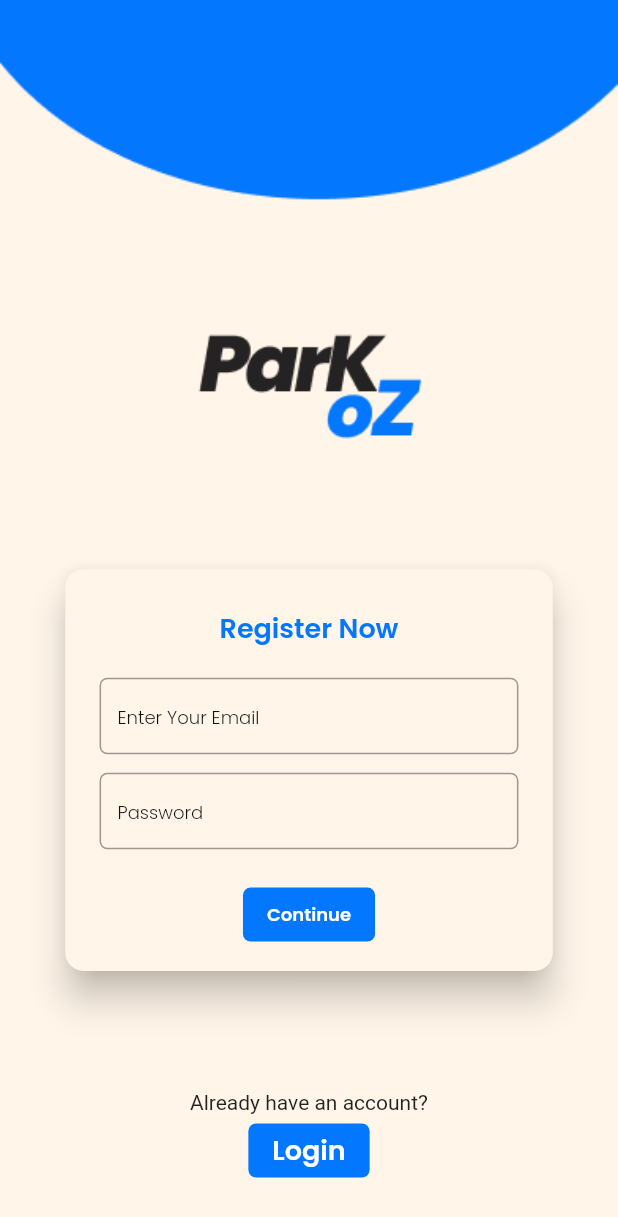
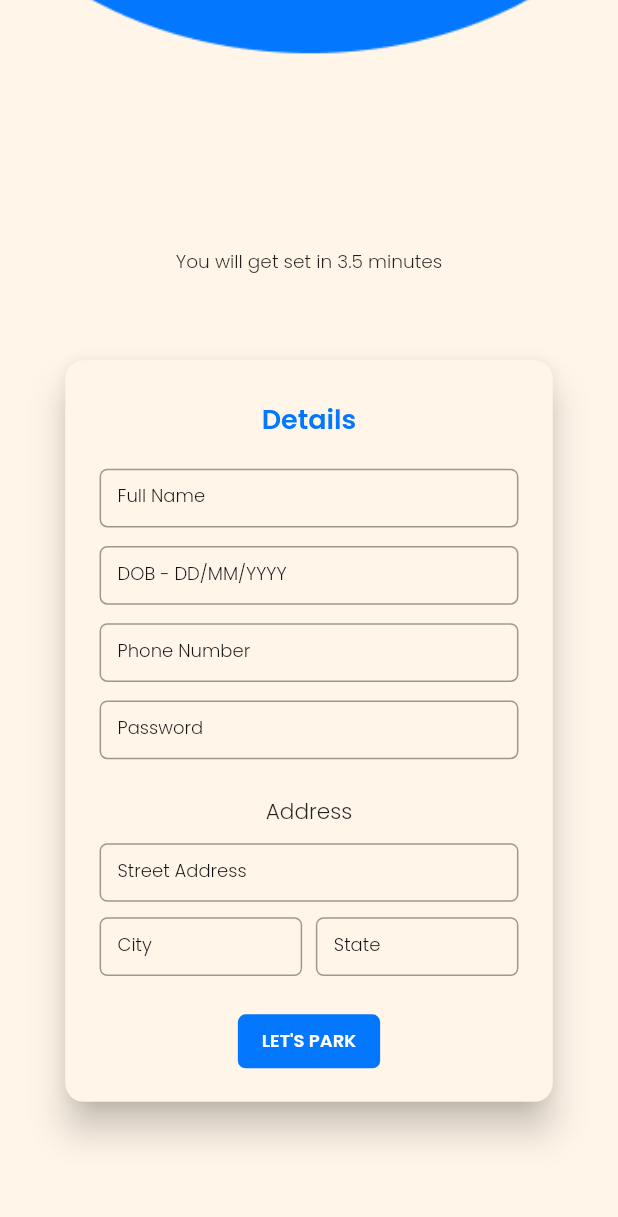
Before and after one commit to ipriyam26/parkoc, a Flutter app: the screen it shows after launch, on a phone screen of 412 x 824 dp. Shown: the top 1217 px of the screen. Run offline on Flutter 3.47's test engine with Material 2 defaults, Android fonts, the phone set to English and light mode, and no system bars; our stand-ins replace flutter_screenutil, get, google_fonts.

Commit message:
done with signup

```diff
--- a/lib/login.dart
+++ b/lib/login.dart
@@ -34,7 +34,7 @@ class LoginScreen extends StatelessWidget {
                 elevation: 10,
                 color: const Color(0xffFFF5E9),
                 borderRadius: BorderRadius.circular(12.r),
-                child: Container(
+                child: SizedBox(
                   height: 260.h,
                   width: 284.w,
                   // color: Colors.amber,
@@ -47,7 +47,7 @@ class LoginScreen extends StatelessWidget {
                       Text(
                         "Register Now",
                         style: TextStyle(
-                          color: Color(0xff0477FF),
+                          color: const Color(0xff0477FF),
                           fontFamily: GoogleFonts.poppins().fontFamily,
                           fontSize: 18,
                           fontWeight: FontWeight.w600,
@@ -71,7 +71,7 @@ class LoginScreen extends StatelessWidget {
                                 ),
                                 hintText: "Enter Your Email",
                                 hintStyle: TextStyle(
-                                  color: Color(0xff141313),
+                                  color: const Color(0xff141313),
 
                                   fontFamily: GoogleFonts.poppins().fontFamily,
                                   fontSize: 12,
@@ -92,7 +92,7 @@ class LoginScreen extends StatelessWidget {
                                 ),
                                 hintText: "Password",
                                 hintStyle: TextStyle(
-                                  color: Color(0xff141313),
+                                  color: const Color(0xff141313),
 
                                   fontFamily: GoogleFonts.poppins().fontFamily,
                                   fontSize: 12,
@@ -114,7 +114,7 @@ class LoginScreen extends StatelessWidget {
                     //   )
                     // )
                     style: ButtonStyle(
-                      backgroundColor: MaterialStateProperty.all(Color(0xff0477FF)),
+                      backgroundColor: MaterialStateProperty.all(const Color(0xff0477FF)),
                       shape: MaterialStateProperty.all(RoundedRectangleBorder(
                         borderRadius: BorderRadius.circular(5.r)
                       ))
@@ -132,7 +132,7 @@ class LoginScreen extends StatelessWidget {
                 ElevatedButton(onPressed: null,
 
                   style: ButtonStyle(
-                    backgroundColor: MaterialStateProperty.all(Color(0xff0477FF)),
+                    backgroundColor: MaterialStateProperty.all(const Color(0xff0477FF)),
                     shape: MaterialStateProperty.all(RoundedRectangleBorder(
                       borderRadius: BorderRadius.circular(5.r)
                     ))
--- a/lib/main.dart
+++ b/lib/main.dart
@@ -1,7 +1,7 @@
 import 'package:flutter/material.dart';
 import 'package:flutter_screenutil/flutter_screenutil.dart';
 import 'package:get/get.dart';
-import 'package:parkoc/login.dart';
+import 'package:parkoc/signup.dart';
 
 void main() {
   runApp(const MyApp());
@@ -32,7 +32,7 @@ class MyApp extends StatelessWidget {
               // is not restarted.
               primarySwatch: Colors.blue,
             ),
-            home: LoginScreen());
+            home: const SignUpScreen());
       },
     );
   }
--- /dev/null
+++ b/lib/signup.dart
@@ -0,0 +1,298 @@
+import 'package:flutter/material.dart';
+import 'package:flutter_screenutil/flutter_screenutil.dart';
+import 'package:google_fonts/google_fonts.dart';
+
+class SignUpScreen extends StatelessWidget {
+  const SignUpScreen({Key? key}) : super(key: key);
+
+  @override
+  Widget build(BuildContext context) {
+    return Scaffold(
+      body: Container(
+        height: 800.h,
+        width: 360.w,
+        decoration: const BoxDecoration(
+            image: DecorationImage(
+                fit: BoxFit.cover, image: AssetImage('asset/bk2.png'))),
+        child: Container(
+          margin: EdgeInsets.only(top: 105.h, bottom: 32.h),
+          height: 400.h,
+          // color: Colors.red,
+          child: Column(
+            mainAxisAlignment: MainAxisAlignment.spaceEvenly,
+            children: [
+              Text(
+                "You will get set in 3.5 minutes",
+                style: TextStyle(
+                    fontFamily: GoogleFonts.poppins().fontFamily,
+                    fontWeight: FontWeight.w300,
+                    fontSize: 12.sp),
+              ),
+              Material(
+                elevation: 10,
+                color: const Color(0xffFFF5E9),
+                borderRadius: BorderRadius.circular(12.r),
+                child: SizedBox(
+                  height: 480.h,
+                  width: 284.w,
+                  // color: Colors.amber,
+
+                  child: Column(
+                    children: [
+                      SizedBox(
+                        height: 25.h,
+                      ),
+                      Text(
+                        "Details",
+                        style: TextStyle(
+                          color: const Color(0xff0477FF),
+                          fontFamily: GoogleFonts.poppins().fontFamily,
+                          fontSize: 18,
+                          fontWeight: FontWeight.w600,
+                        ),
+                      ),
+                      Container(
+                        // height: 98.h,
+                        margin: EdgeInsets.symmetric(
+                            horizontal: 20.w, vertical: 19.h),
+                        child: Column(
+                          children: [
+                            SizedBox(
+                              height: 38.h,
+                              child: TextFormField(
+                                scrollPadding: EdgeInsets.zero,
+                                maxLines: 1,
+                                // style: TextStyle(height: 12.sp),
+                                decoration: InputDecoration(
+                                  isDense: true,
+                                  border: OutlineInputBorder(
+                                    borderSide: BorderSide(width: 0.25.w),
+                                    gapPadding: 0,
+                                    borderRadius: BorderRadius.circular(5.r),
+                                  ),
+                                  hintText: "Full Name",
+                                  hintStyle: TextStyle(
+                                    color: const Color(0xff141313),
+                                    fontFamily: GoogleFonts.poppins().fontFamily,
+                                    fontSize: 12,
+                                    fontWeight: FontWeight.w300,
+                                  ),
+                                ),
+                              ),
+                            ),
+                            SizedBox(
+                              height: 12.h,
+                            ),
+                            SizedBox(
+                                                            height: 38.h,
+
+                              child: TextFormField(
+                                scrollPadding: EdgeInsets.zero,
+                                maxLines: 1,
+                                decoration: InputDecoration(
+                                  isDense: true,
+                                  border: OutlineInputBorder(
+                                    borderSide: BorderSide(width: 0.25.w),
+                                    gapPadding: 0,
+                                    borderRadius: BorderRadius.circular(5.r),
+                                  ),
+                                  hintText: "DOB - DD/MM/YYYY",
+                                  hintStyle: TextStyle(
+                                    color: const Color(0xff141313),
+                                    fontFamily: GoogleFonts.poppins().fontFamily,
+                                    fontSize: 12,
+                                    fontWeight: FontWeight.w300,
+                                  ),
+                                ),
+                              ),
+                            ),
+                            SizedBox(
+                              height: 12.h,
+                            ),
+                            SizedBox(
+                                                            height: 38.h,
+
+                              child: TextFormField(
+                                scrollPadding: EdgeInsets.zero,
+                                maxLines: 1,
+                                decoration: InputDecoration(
+                                  isDense: true,
+                                  border: OutlineInputBorder(
+                                    borderSide: BorderSide(width: 0.25.w),
+                                    gapPadding: 0,
+                                    borderRadius: BorderRadius.circular(5.r),
+                                  ),
+                                  hintText: "Phone Number",
+                                  hintStyle: TextStyle(
+                                    color: const Color(0xff141313),
+                                    fontFamily: GoogleFonts.poppins().fontFamily,
+                                    fontSize: 12,
+                                    fontWeight: FontWeight.w300,
+                                  ),
+                                ),
+                              ),
+                            ),
+                            SizedBox(
+                              height: 12.h,
+                            ),
+                            SizedBox(
+                                                            height: 38.h,
+
+                              child: TextFormField(
+                                scrollPadding: EdgeInsets.zero,
+                                maxLines: 1,
+                                decoration: InputDecoration(
+                                  isDense: true,
+                                  border: OutlineInputBorder(
+                                    borderSide: BorderSide(width: 0.25.w),
+                                    gapPadding: 0,
+                                    borderRadius: BorderRadius.circular(5.r),
+                                  ),
+                                  hintText: "Password",
+                                  hintStyle: TextStyle(
+                                    color: const Color(0xff141313),
+                                    fontFamily: GoogleFonts.poppins().fontFamily,
+                                    fontSize: 12,
+                                    fontWeight: FontWeight.w300,
+                                  ),
+                                ),
+                              ),
+                            ),
+                            SizedBox(
+                              height: 23.h,
+                            ),
+                            Text(
+                              "Address",
+                              style: TextStyle(
+                                fontFamily: GoogleFonts.poppins().fontFamily,
+                                fontSize: 14.sp,
+                                fontWeight: FontWeight.w300,
+                              ),
+                            ),
+                            SizedBox(
+                              height: 10.h,
+                            ),
+                            SizedBox(
+                                                            height: 38.h,
+
+                              child: TextFormField(
+                                scrollPadding: EdgeInsets.zero,
+                                maxLines: 1,
+                                decoration: InputDecoration(
+                                  isDense: true,
+                                  border: OutlineInputBorder(
+                                    borderSide: BorderSide(width: 0.25.w),
+                                    gapPadding: 0,
+                                    borderRadius: BorderRadius.circular(5.r),
+                                  ),
+                                  hintText: "Street Address",
+                                  hintStyle: TextStyle(
+                                    color: const Color(0xff141313),
+                                    fontFamily: GoogleFonts.poppins().fontFamily,
+                                    fontSize: 12,
+                                    fontWeight: FontWeight.w300,
+                                  ),
+                                ),
+                              ),
+                            ),
+                            SizedBox(height: 10.h),
+                            Row(
+                              mainAxisAlignment: MainAxisAlignment.spaceBetween,
+                              children: [
+                                SizedBox(
+                                  width: 118.w,
+                                  child: SizedBox(
+                                                                  height: 38.h,
+
+                                    child: TextFormField(
+                                      scrollPadding: EdgeInsets.zero,
+                                      maxLines: 1,
+                                      decoration: InputDecoration(
+                                        isDense: true,
+                                        border: OutlineInputBorder(
+                                          borderSide: BorderSide(width: 0.25.w),
+                                          gapPadding: 0,
+                                          borderRadius:
+                                              BorderRadius.circular(5.r),
+                                        ),
+                                        hintText: "City",
+                                        hintStyle: TextStyle(
+                                          color: const Color(0xff141313),
+                                          fontFamily:
+                                              GoogleFonts.poppins().fontFamily,
+                                          fontSize: 12,
+                                          fontWeight: FontWeight.w300,
+                                        ),
+                                      ),
+                                    ),
+                                  ),
+                                ),
+                                SizedBox(
+                                  width: 118.w,
+                                  child: SizedBox(
+                                                                  height: 38.h,
+
+                                    child: TextFormField(
+                                      scrollPadding: EdgeInsets.zero,
+                                      maxLines: 1,
+                                      decoration: InputDecoration(
+                                        isDense: true,
+                                        border: OutlineInputBorder(
+                                          borderSide: BorderSide(width: 0.25.w),
+                                          gapPadding: 0,
+                                          borderRadius:
+                                              BorderRadius.circular(5.r),
+                                        ),
+                                        hintText: "State",
+                                        hintStyle: TextStyle(
+                                          color: const Color(0xff141313),
+                                          fontFamily:
+                                              GoogleFonts.poppins().fontFamily,
+                                          fontSize: 12,
+                                          fontWeight: FontWeight.w300,
+                                        ),
+                                      ),
+                                    ),
+                                  ),
+                                )
+                              ],
+                            )
+                          ],
+                        ),
+                      ),
+                      // TextFormField()
+
+                      ElevatedButton(
+                          onPressed: null,
+                          // style: ElevatedButton.styleFrom(
+                          //   backgroundColor: Color(0xff0477FF),
+                          //   shape: RoundedRectangleBorder(
+                          //     borderRadius: BorderRadius.circular(5.r)
+                          //   )
+                          // )
+                          style: ButtonStyle(
+                              backgroundColor: MaterialStateProperty.all(
+                                  const Color(0xff0477FF)),
+                              shape: MaterialStateProperty.all(
+                                  RoundedRectangleBorder(
+                                      borderRadius:
+                                          BorderRadius.circular(5.r)))),
+                          child: Text(
+                            "Let's Park".toUpperCase(),
+                            style: TextStyle(
+                                color: Colors.white,
+                                fontWeight: FontWeight.w600,
+                                fontFamily: GoogleFonts.poppins().fontFamily,
+                                fontSize: 12),
+                          ))
+                    ],
+                  ),
+                ),
+              ),
+            ],
+          ),
+        ),
+      ),
+    );
+  }
+}
```
Also changed, not shown: asset/bk2.png (added).
